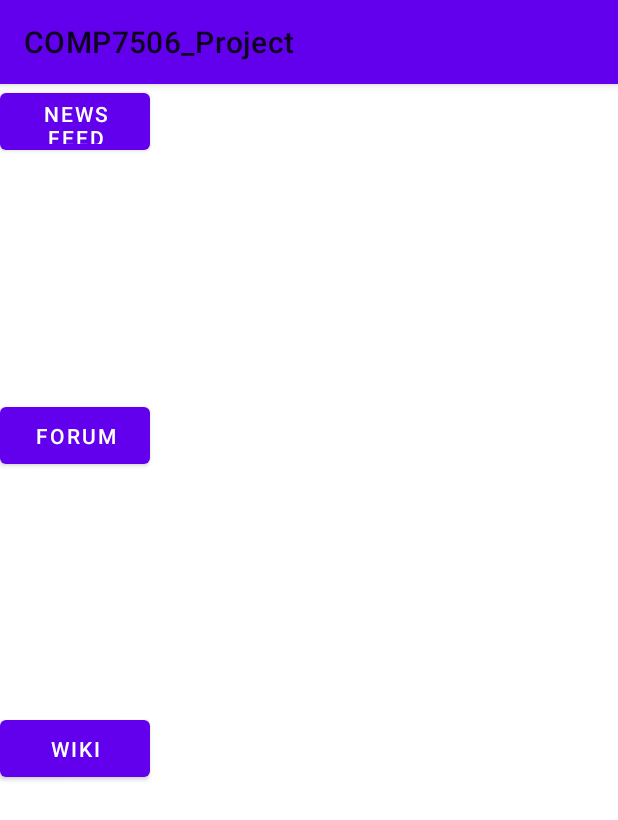
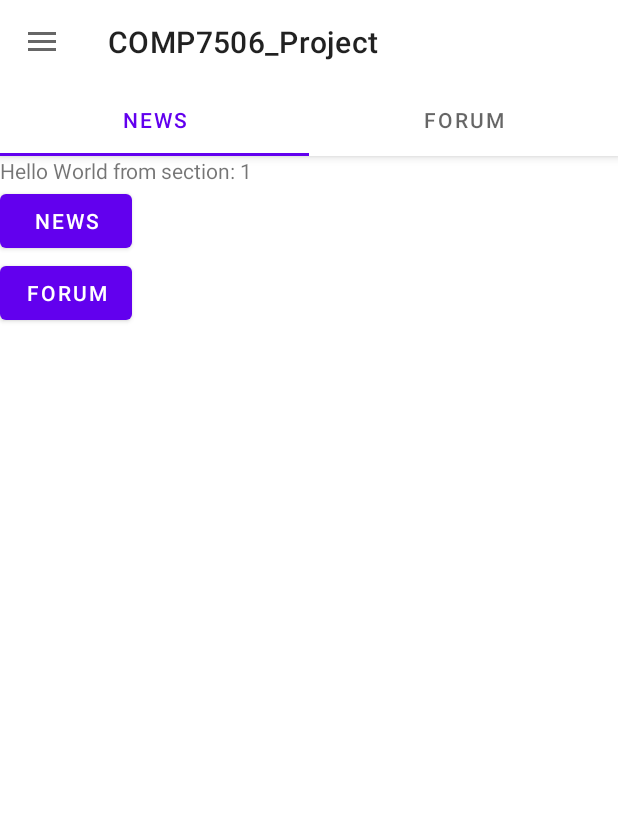
Before and after one commit to hadipash/COMP7506_Project, an Android app: the screen it shows after launch (MainActivity), on a phone screen of 412 x 824 dp. Shown: the top 820 px of the screen. Run offline under Robolectric (Android 15) with nearby library versions, the phone set to English and light mode, and no system bars.

Commit message:
change main page layout

```diff
--- a/app/src/main/AndroidManifest.xml
+++ b/app/src/main/AndroidManifest.xml
@@ -17,7 +17,7 @@
             </intent-filter>
         </activity>
         <activity android:name=".News.NewsFeed" />
-        <activity android:name=".News.NewsPage"></activity>
+        <activity android:name=".News.NewsPage" />
         <activity android:name=".Forum.Forum" />
     </application>
 
--- a/app/src/main/java/hk/hku/cs/comp7506_project/MainActivity.java
+++ b/app/src/main/java/hk/hku/cs/comp7506_project/MainActivity.java
@@ -2,18 +2,150 @@ package hk.hku.cs.comp7506_project;
 
 import android.content.Intent;
 import android.os.Bundle;
+import android.util.Log;
+import android.view.LayoutInflater;
+import android.view.MenuItem;
 import android.view.View;
+import android.view.ViewGroup;
+import android.widget.TextView;
 
+import androidx.appcompat.widget.Toolbar;
+
+import com.google.android.material.navigation.NavigationView;
+import com.google.android.material.tabs.TabLayout;
+
+import androidx.annotation.NonNull;
+import androidx.appcompat.app.ActionBarDrawerToggle;
 import androidx.appcompat.app.AppCompatActivity;
+import androidx.core.view.GravityCompat;
+import androidx.drawerlayout.widget.DrawerLayout;
+import androidx.fragment.app.Fragment;
+import androidx.fragment.app.FragmentManager;
+import androidx.fragment.app.FragmentPagerAdapter;
+import androidx.viewpager.widget.ViewPager;
 import hk.hku.cs.comp7506_project.Forum.Forum;
 import hk.hku.cs.comp7506_project.News.NewsFeed;
 
-public class MainActivity extends AppCompatActivity {
+public class MainActivity extends AppCompatActivity
+        implements NavigationView.OnNavigationItemSelectedListener {
+    private static final String TAG = "MainActivity";
+    private DrawerLayout drawer;
+    private SectionsPagerAdapter mSectionsPagerAdapter;
+    private ViewPager mViewPager;
 
     @Override
     protected void onCreate(Bundle savedInstanceState) {
         super.onCreate(savedInstanceState);
         setContentView(R.layout.activity_main);
+
+        Toolbar toolbar = findViewById(R.id.main_toolbar);
+        setSupportActionBar(toolbar);
+
+        mSectionsPagerAdapter = new SectionsPagerAdapter(getSupportFragmentManager());
+        mViewPager = findViewById(R.id.container);
+        mViewPager.setAdapter(mSectionsPagerAdapter);
+
+        TabLayout tabLayout = findViewById(R.id.tabs);
+
+        mViewPager.addOnPageChangeListener(new TabLayout.TabLayoutOnPageChangeListener(tabLayout));
+        tabLayout.addOnTabSelectedListener(new TabLayout.ViewPagerOnTabSelectedListener(mViewPager));
+
+        drawer = findViewById(R.id.drawer_layout);
+        ActionBarDrawerToggle toggle = new ActionBarDrawerToggle(this, drawer, toolbar,
+                R.string.navigation_drawer_open, R.string.navigation_drawer_close);
+
+        drawer.addDrawerListener(toggle);
+        toggle.syncState();
+
+        NavigationView navigationView = findViewById(R.id.nav_view);
+        navigationView.setNavigationItemSelectedListener(this);
+    }
+
+    @Override
+    public void onBackPressed() {
+        if (drawer.isDrawerOpen(GravityCompat.START)){
+            drawer.closeDrawer(GravityCompat.START);
+        } else {
+            super.onBackPressed();
+        }
+    }
+
+    @Override
+    public boolean onNavigationItemSelected(@NonNull MenuItem menuItem) {
+        int id = menuItem.getItemId();
+
+        switch (id){
+            case R.id.nav_calc:
+                Log.d(TAG, "Calculator menu clicked");
+                // TODO: calculator
+                break;
+            case R.id.nav_wiki:
+                Log.d(TAG, "Wiki menu clicked.");
+                // TODO: wiki
+                break;
+        }
+
+        drawer.closeDrawer(GravityCompat.START);
+
+        return true;
+    }
+
+    /**
+     * A placeholder fragment containing a simple view.
+     */
+    public static class PlaceholderFragment extends Fragment {
+        /**
+         * The fragment argument representing the section number for this
+         * fragment.
+         */
+        private static final String ARG_SECTION_NUMBER = "section_number";
+
+        public PlaceholderFragment() {
+        }
+
+        /**
+         * Returns a new instance of this fragment for the given section
+         * number.
+         */
+        public static PlaceholderFragment newInstance(int sectionNumber) {
+            PlaceholderFragment fragment = new PlaceholderFragment();
+            Bundle args = new Bundle();
+            args.putInt(ARG_SECTION_NUMBER, sectionNumber);
+            fragment.setArguments(args);
+            return fragment;
+        }
+
+        @Override
+        public View onCreateView(LayoutInflater inflater, ViewGroup container,
+                                 Bundle savedInstanceState) {
+            View rootView = inflater.inflate(R.layout.fragment_main, container, false);
+            TextView textView = (TextView) rootView.findViewById(R.id.section_label);
+            textView.setText(getString(R.string.section_format, getArguments().getInt(ARG_SECTION_NUMBER)));
+            return rootView;
+        }
+    }
+
+    /**
+     * A {@link FragmentPagerAdapter} that returns a fragment corresponding to
+     * one of the sections/tabs/pages.
+     */
+    public class SectionsPagerAdapter extends FragmentPagerAdapter {
+        public SectionsPagerAdapter(FragmentManager fm) {
+            super(fm);
+        }
+
+        @Override
+        public Fragment getItem(int position) {
+            // getItem is called to instantiate the fragment for the given page.
+            // Return a PlaceholderFragment (defined as a static inner class below).
+            return PlaceholderFragment.newInstance(position + 1);
+        }
+
+        @Override
+        public int getCount() {
+            // Show 2 total pages.
+            return 2;
+        }
     }
 
     public void openNewsFeed(View view) {
@@ -26,5 +158,4 @@ public class MainActivity extends AppCompatActivity {
         Intent intent2 = new Intent(this, Forum.class);
         startActivity(intent2);
     }
-
 }
--- /dev/null
+++ b/app/src/main/res/drawable/baseline_book_24.xml
@@ -0,0 +1,10 @@
+<vector xmlns:android="http://schemas.android.com/apk/res/android"
+        android:width="24dp"
+        android:height="24dp"
+        android:viewportWidth="24.0"
+        android:viewportHeight="24.0"
+        android:tint="?attr/colorControlNormal">
+    <path
+        android:fillColor="@android:color/white"
+        android:pathData="M18,2H6c-1.1,0 -2,0.9 -2,2v16c0,1.1 0.9,2 2,2h12c1.1,0 2,-0.9 2,-2V4c0,-1.1 -0.9,-2 -2,-2zM6,4h5v8l-2.5,-1.5L6,12V4z"/>
+</vector>
--- /dev/null
+++ b/app/src/main/res/drawable/baseline_cached_24.xml
@@ -0,0 +1,10 @@
+<vector xmlns:android="http://schemas.android.com/apk/res/android"
+        android:width="24dp"
+        android:height="24dp"
+        android:viewportWidth="24.0"
+        android:viewportHeight="24.0"
+        android:tint="?attr/colorControlNormal">
+    <path
+        android:fillColor="@android:color/white"
+        android:pathData="M19,8l-4,4h3c0,3.31 -2.69,6 -6,6 -1.01,0 -1.97,-0.25 -2.8,-0.7l-1.46,1.46C8.97,19.54 10.43,20 12,20c4.42,0 8,-3.58 8,-8h3l-4,-4zM6,12c0,-3.31 2.69,-6 6,-6 1.01,0 1.97,0.25 2.8,0.7l1.46,-1.46C15.03,4.46 13.57,4 12,4c-4.42,0 -8,3.58 -8,8H1l4,4 4,-4H6z"/>
+</vector>
--- a/app/src/main/res/layout/activity_main.xml
+++ b/app/src/main/res/layout/activity_main.xml
@@ -1,36 +1,24 @@
 <?xml version="1.0" encoding="utf-8"?>
-<androidx.constraintlayout.widget.ConstraintLayout
+<androidx.drawerlayout.widget.DrawerLayout
     xmlns:android="http://schemas.android.com/apk/res/android"
     xmlns:app="http://schemas.android.com/apk/res-auto"
     xmlns:tools="http://schemas.android.com/tools"
+    android:id="@+id/drawer_layout"
     android:layout_width="match_parent"
     android:layout_height="match_parent"
+    tools:openDrawer="left"
     tools:context=".MainActivity">
 
-    <Button
-        android:id="@+id/news_button"
-        android:layout_width="100dp"
-        android:layout_height="50dp"
-        android:text="News Feed"
-        android:onClick="openNewsFeed"/>
+    <include
+        layout="@layout/app_bar_main"
+        android:layout_width="match_parent"
+        android:layout_height="match_parent"/>
 
-    <Button
-        android:id="@+id/forum_button"
-        android:layout_width="100dp"
-        android:layout_height="50dp"
-        android:layout_marginTop="8dp"
-        android:layout_marginBottom="8dp"
-        android:text="Forum"
-        android:onClick="openForum"
-        app:layout_constraintBottom_toTopOf="@id/wiki_button"
-        app:layout_constraintTop_toBottomOf="@id/news_button" />
+    <com.google.android.material.navigation.NavigationView
+        android:id="@+id/nav_view"
+        android:layout_width="wrap_content"
+        android:layout_height="match_parent"
+        android:layout_gravity="start"
+        app:menu="@menu/activity_main_drawer" />
 
-    <Button
-        android:id="@+id/wiki_button"
-        android:layout_width="100dp"
-        android:layout_height="50dp"
-        android:layout_marginBottom="300dp"
-        android:text="Wiki"
-        app:layout_constraintBottom_toBottomOf="parent" />
-
-</androidx.constraintlayout.widget.ConstraintLayout>
+</androidx.drawerlayout.widget.DrawerLayout>
--- /dev/null
+++ b/app/src/main/res/layout/app_bar_main.xml
@@ -0,0 +1,47 @@
+<?xml version="1.0" encoding="utf-8"?>
+<androidx.coordinatorlayout.widget.CoordinatorLayout
+    xmlns:android="http://schemas.android.com/apk/res/android"
+    xmlns:app="http://schemas.android.com/apk/res-auto"
+    xmlns:tools="http://schemas.android.com/tools"
+    android:layout_width="match_parent"
+    android:layout_height="match_parent">
+
+    <com.google.android.material.appbar.AppBarLayout
+        android:layout_width="match_parent"
+        android:layout_height="wrap_content">
+
+        <androidx.appcompat.widget.Toolbar
+            android:id="@+id/main_toolbar"
+            android:layout_width="match_parent"
+            android:layout_height="?attr/actionBarSize"
+            android:background="@color/colorPrimary"/>
+
+        <com.google.android.material.tabs.TabLayout
+            android:id="@+id/tabs"
+            android:layout_width="match_parent"
+            android:layout_height="wrap_content">
+
+            <com.google.android.material.tabs.TabItem
+                android:id="@+id/tabNews"
+                android:layout_width="wrap_content"
+                android:layout_height="wrap_content"
+                android:text="News" />
+
+            <com.google.android.material.tabs.TabItem
+                android:id="@+id/tabForum"
+                android:layout_width="wrap_content"
+                android:layout_height="wrap_content"
+                android:text="Forum" />
+
+
+        </com.google.android.material.tabs.TabLayout>
+
+    </com.google.android.material.appbar.AppBarLayout>
+
+    <androidx.viewpager.widget.ViewPager
+        android:id="@+id/container"
+        android:layout_width="match_parent"
+        android:layout_height="match_parent"
+        app:layout_behavior="@string/appbar_scrolling_view_behavior"/>
+
+</androidx.coordinatorlayout.widget.CoordinatorLayout>
--- /dev/null
+++ b/app/src/main/res/layout/fragment_main.xml
@@ -0,0 +1,30 @@
+<?xml version="1.0" encoding="utf-8"?>
+<LinearLayout xmlns:android="http://schemas.android.com/apk/res/android"
+    xmlns:tools="http://schemas.android.com/tools"
+    xmlns:app="http://schemas.android.com/apk/res-auto"
+    android:orientation="vertical"
+    android:layout_width="match_parent"
+    android:layout_height="match_parent"
+    tools:context=".MainActivity$PlaceholderFragment">
+
+    <TextView
+        android:id="@+id/section_label"
+        android:layout_width="wrap_content"
+        android:layout_height="wrap_content"
+        app:layout_constraintLeft_toLeftOf="parent"
+        tools:layout_constraintLeft_creator="1"
+        tools:layout_constraintTop_creator="1" />
+
+    <Button
+        android:layout_width="wrap_content"
+        android:layout_height="wrap_content"
+        android:onClick="openNewsFeed"
+        android:text="News"/>
+
+    <Button
+        android:layout_width="wrap_content"
+        android:layout_height="wrap_content"
+        android:onClick="openForum"
+        android:text="Forum"/>
+
+</LinearLayout>
--- /dev/null
+++ b/app/src/main/res/menu/activity_main_drawer.xml
@@ -0,0 +1,14 @@
+<?xml version="1.0" encoding="utf-8"?>
+<menu xmlns:android="http://schemas.android.com/apk/res/android"
+    xmlns:tools="http://schemas.android.com/tools">
+
+    <item
+        android:id="@+id/nav_calc"
+        android:icon="@drawable/baseline_cached_24"
+        android:title="@string/calculator"/>
+    <item
+        android:id="@+id/nav_wiki"
+        android:icon="@drawable/baseline_book_24"
+        android:title="@string/financial_wiki"/>
+
+</menu>
--- a/app/src/main/res/values/colors.xml
+++ b/app/src/main/res/values/colors.xml
@@ -1,6 +1,6 @@
 <?xml version="1.0" encoding="utf-8"?>
 <resources>
-    <color name="colorPrimary">#008577</color>
+    <color name="colorPrimary">#FFFFFF</color>
     <color name="colorPrimaryDark">#00574B</color>
     <color name="colorAccent">#D81B60</color>
     <color name="title">#303030</color>
--- a/app/src/main/res/values/strings.xml
+++ b/app/src/main/res/values/strings.xml
@@ -1,3 +1,8 @@
 <resources>
     <string name="app_name">COMP7506_Project</string>
+    <string name="navigation_drawer_open">Open navigation drawer</string>
+    <string name="navigation_drawer_close">Close navigation drawer</string>
+    <string name="calculator">Calculator</string>
+    <string name="financial_wiki">Financial Wiki</string>
+    <string name="section_format">Hello World from section: %1$d</string>
 </resources>
--- a/app/src/main/res/values/styles.xml
+++ b/app/src/main/res/values/styles.xml
@@ -1,7 +1,7 @@
 <resources>
 
     <!-- Base application theme. -->
-    <style name="AppTheme" parent="Theme.MaterialComponents.Light">
+    <style name="AppTheme" parent="Theme.MaterialComponents.Light.NoActionBar">
         <!-- Customize your theme here. -->
     </style>
 
```
